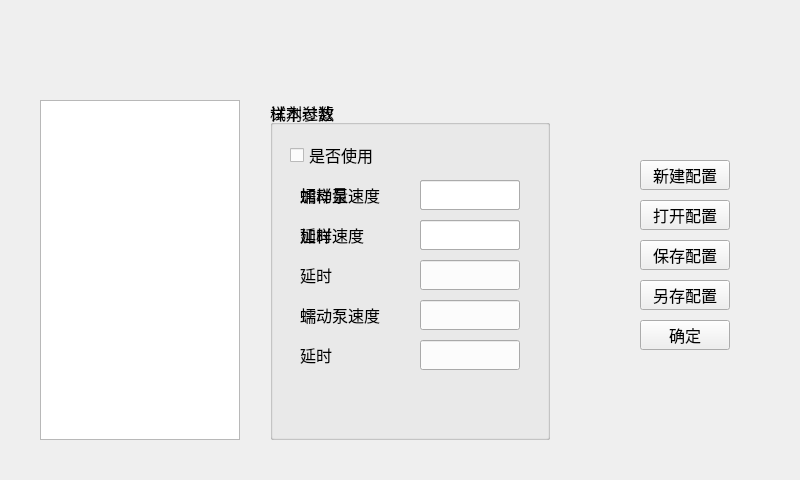
Qt form demo/parameter/paramdialog.ui (heyuyi/qt-gui) before a commit.
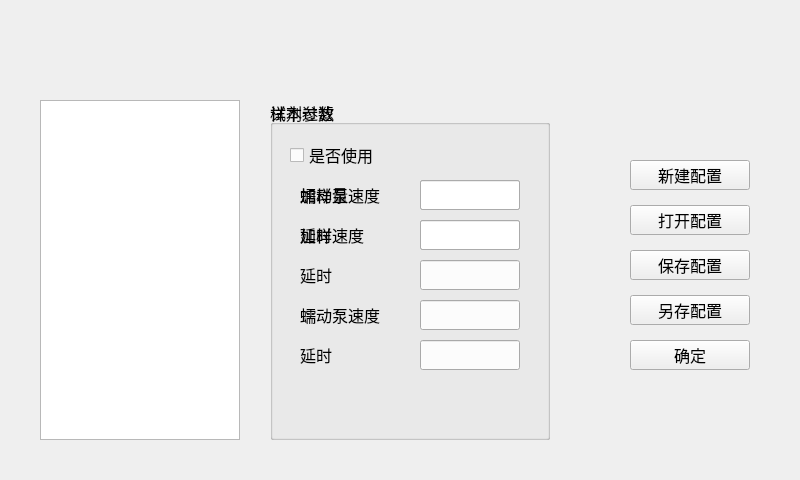
The same form after that commit. Custom widgets are drawn as their Qt base class.

What changed in the file:
```diff
--- a/demo/parameter/paramdialog.ui
+++ b/demo/parameter/paramdialog.ui
@@ -16,9 +16,9 @@
   <widget class="QPushButton" name="saveButton">
    <property name="geometry">
     <rect>
-     <x>640</x>
-     <y>240</y>
-     <width>90</width>
+     <x>630</x>
+     <y>250</y>
+     <width>120</width>
      <height>30</height>
     </rect>
    </property>
@@ -37,9 +37,9 @@
   <widget class="QPushButton" name="openButton">
    <property name="geometry">
     <rect>
-     <x>640</x>
-     <y>200</y>
-     <width>90</width>
+     <x>630</x>
+     <y>205</y>
+     <width>120</width>
      <height>30</height>
     </rect>
    </property>
@@ -58,9 +58,9 @@
   <widget class="QPushButton" name="confirmButton">
    <property name="geometry">
     <rect>
-     <x>640</x>
-     <y>320</y>
-     <width>90</width>
+     <x>630</x>
+     <y>340</y>
+     <width>120</width>
      <height>30</height>
     </rect>
    </property>
@@ -79,9 +79,9 @@
   <widget class="QPushButton" name="saveAsButton">
    <property name="geometry">
     <rect>
-     <x>640</x>
-     <y>280</y>
-     <width>90</width>
+     <x>630</x>
+     <y>295</y>
+     <width>120</width>
      <height>30</height>
     </rect>
    </property>
@@ -129,7 +129,7 @@
      <rect>
       <x>20</x>
       <y>40</y>
-      <width>100</width>
+      <width>110</width>
       <height>30</height>
      </rect>
     </property>
@@ -142,7 +142,7 @@
      <rect>
       <x>30</x>
       <y>80</y>
-      <width>100</width>
+      <width>110</width>
       <height>30</height>
      </rect>
     </property>
@@ -155,7 +155,7 @@
      <rect>
       <x>30</x>
       <y>120</y>
-      <width>100</width>
+      <width>110</width>
       <height>30</height>
      </rect>
     </property>
@@ -168,7 +168,7 @@
      <rect>
       <x>30</x>
       <y>160</y>
-      <width>100</width>
+      <width>110</width>
       <height>30</height>
      </rect>
     </property>
@@ -181,7 +181,7 @@
      <rect>
       <x>30</x>
       <y>200</y>
-      <width>100</width>
+      <width>110</width>
       <height>30</height>
      </rect>
     </property>
@@ -194,7 +194,7 @@
      <rect>
       <x>30</x>
       <y>240</y>
-      <width>100</width>
+      <width>110</width>
       <height>30</height>
      </rect>
     </property>
@@ -290,7 +290,7 @@
      <rect>
       <x>30</x>
       <y>80</y>
-      <width>100</width>
+      <width>110</width>
       <height>30</height>
      </rect>
     </property>
@@ -303,7 +303,7 @@
      <rect>
       <x>30</x>
       <y>120</y>
-      <width>100</width>
+      <width>110</width>
       <height>30</height>
      </rect>
     </property>
@@ -341,9 +341,9 @@
   <widget class="QPushButton" name="newButton">
    <property name="geometry">
     <rect>
-     <x>640</x>
+     <x>630</x>
      <y>160</y>
-     <width>90</width>
+     <width>120</width>
      <height>30</height>
     </rect>
    </property>
```
